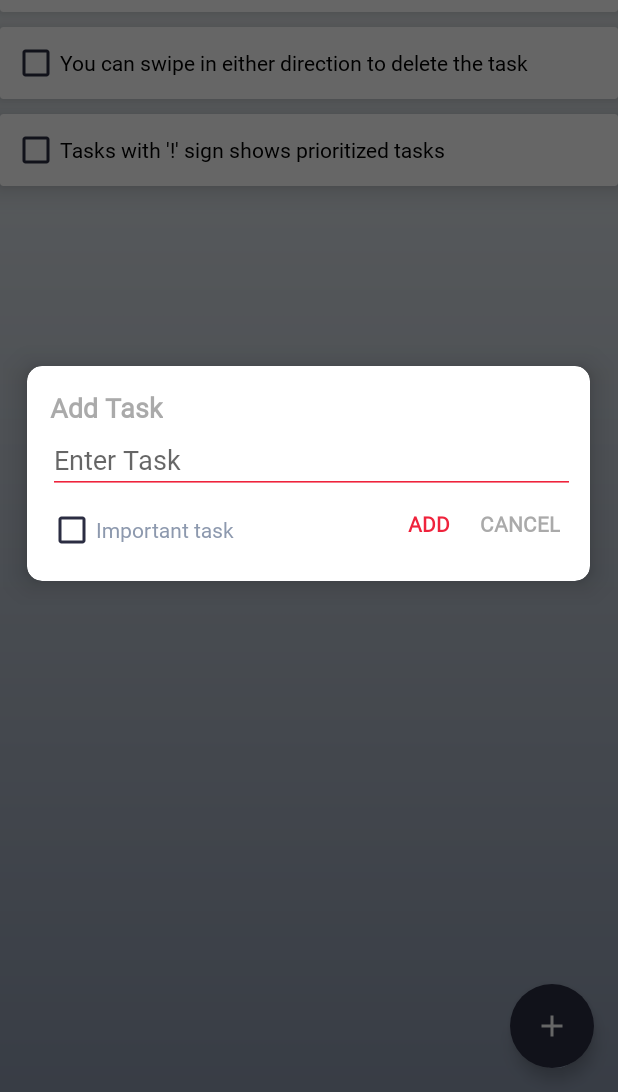
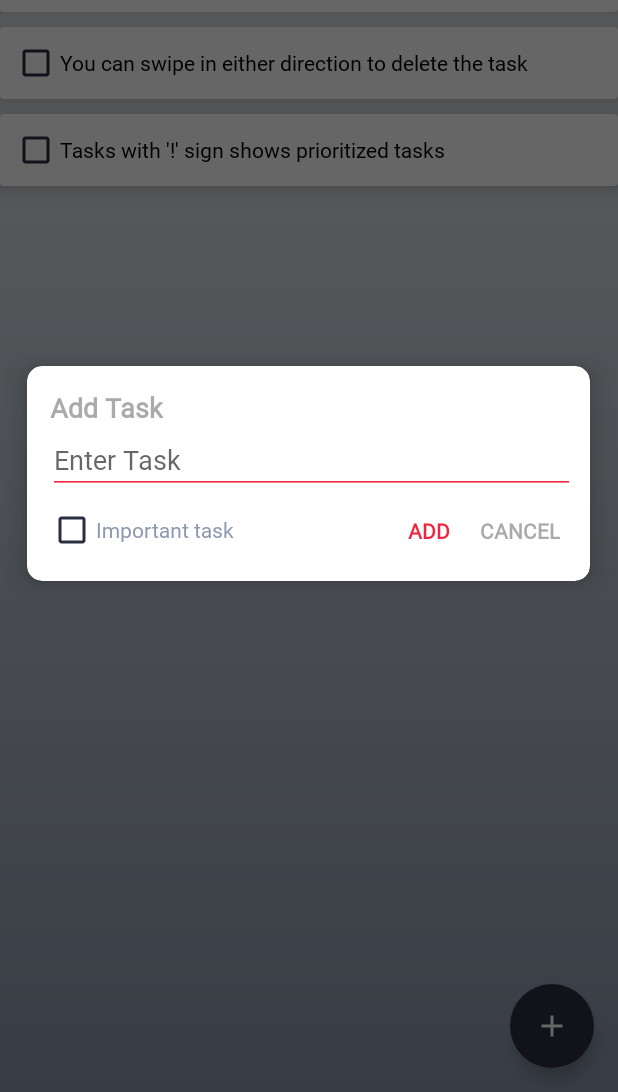
Before and after one commit to gamarmustafa/ToDo, an Android app: the screen it shows after launch (MainActivity), after a tap on an icon or button, on a phone screen of 412 x 824 dp, the part 144-1236 px from its top. Run offline under Robolectric (Android 15) with nearby library versions, the phone set to English and light mode, and no system bars; our stand-ins replace Dagger/Hilt's generated code, Room's generated code.

Commit message:
implement editing functionality

```diff
--- a/app/src/main/java/com/example/todo/data/Task.kt
+++ b/app/src/main/java/com/example/todo/data/Task.kt
@@ -5,6 +5,8 @@
 import androidx.room.PrimaryKey
 import kotlinx.android.parcel.Parcelize
 import java.text.DateFormat
+import java.text.SimpleDateFormat
+import java.util.*
 
 @Entity(tableName = "task_table")
 @Parcelize
@@ -16,5 +18,5 @@
     @PrimaryKey(autoGenerate = true) val id:Int = 0
 ):Parcelable{
     val createdDateFormatted:String
-        get() = DateFormat.getDateTimeInstance().format(created)
+        get() = SimpleDateFormat("yyyy-MM-dd , HH:mm:ss aa",Locale.getDefault()).format(created)
 }
--- a/app/src/main/java/com/example/todo/tasks/TasksAdapter.kt
+++ b/app/src/main/java/com/example/todo/tasks/TasksAdapter.kt
@@ -65,4 +65,5 @@
             return oldItem == newItem
         }
     }
+
 }
--- /dev/null
+++ b/app/src/main/res/layout/dialog_add.xml
@@ -0,0 +1,100 @@
+<?xml version="1.0" encoding="utf-8"?>
+<androidx.constraintlayout.widget.ConstraintLayout xmlns:android="http://schemas.android.com/apk/res/android"
+    xmlns:app="http://schemas.android.com/apk/res-auto"
+    android:layout_width="match_parent"
+    android:layout_height="wrap_content"
+    android:orientation="vertical">
+
+    <androidx.cardview.widget.CardView
+        android:layout_width="match_parent"
+        android:layout_height="match_parent"
+        android:layout_margin="16dp"
+        app:cardCornerRadius="10dp"
+        app:cardElevation="10dp"
+        app:layout_constraintBottom_toBottomOf="parent"
+        app:layout_constraintEnd_toEndOf="parent"
+        app:layout_constraintStart_toStartOf="parent"
+        app:layout_constraintTop_toTopOf="parent">
+
+        <androidx.constraintlayout.widget.ConstraintLayout
+            android:layout_width="match_parent"
+            android:layout_height="match_parent"
+            android:focusable="true"
+            android:focusableInTouchMode="true"
+            android:padding="10dp">
+
+            <TextView
+                android:id="@+id/tvTitle"
+                android:layout_width="wrap_content"
+                android:layout_height="wrap_content"
+                android:layout_margin="5dp"
+                android:fontFamily="@font/saira_condensed_medium"
+                android:text="Add Task"
+                android:textColor="@android:color/darker_gray"
+                android:textSize="18sp"
+                android:textStyle="bold"
+                app:layout_constraintStart_toStartOf="parent"
+                app:layout_constraintTop_toTopOf="parent" />
+
+
+            <EditText
+
+                android:id="@+id/etAddNote"
+                android:layout_width="0dp"
+                android:layout_height="wrap_content"
+                android:layout_marginStart="4dp"
+                android:backgroundTint="@color/red"
+                android:fontFamily="@font/saira_condensed_regular"
+                android:hint="Enter Task"
+                app:layout_constraintEnd_toEndOf="parent"
+                app:layout_constraintStart_toStartOf="parent"
+                app:layout_constraintTop_toBottomOf="@id/tvTitle" />
+
+            <CheckBox
+                android:id="@+id/check_box_important"
+                android:layout_width="match_parent"
+                android:layout_height="wrap_content"
+                android:layout_marginStart="4dp"
+                android:buttonTint="@drawable/check_box_color"
+                android:fontFamily="@font/saira_condensed_medium"
+                android:text="Important task"
+                android:textColor="@color/gray"
+                app:layout_constraintEnd_toEndOf="parent"
+                app:layout_constraintStart_toStartOf="parent"
+                app:layout_constraintTop_toBottomOf="@id/etAddNote" />
+
+
+            <TextView
+                android:id="@+id/tvAdd"
+                android:layout_width="wrap_content"
+                android:layout_height="match_parent"
+                android:fontFamily="@font/saira_condensed_medium"
+                android:foreground="?attr/selectableItemBackground"
+                android:gravity="center"
+                android:padding="10dp"
+                android:text="ADD"
+                android:textColor="@color/red"
+                android:textStyle="bold"
+                app:layout_constraintBottom_toBottomOf="parent"
+                app:layout_constraintEnd_toStartOf="@id/tvCancel"
+                app:layout_constraintTop_toBottomOf="@id/etAddNote" />
+
+            <TextView
+                android:id="@+id/tvCancel"
+                android:layout_width="wrap_content"
+                android:layout_height="match_parent"
+                android:fontFamily="@font/saira_condensed_medium"
+                android:foreground="?attr/selectableItemBackground"
+                android:gravity="center"
+                android:padding="10dp"
+                android:text="CANCEL"
+                android:textColor="@android:color/darker_gray"
+                android:textStyle="bold"
+                app:layout_constraintBottom_toBottomOf="parent"
+                app:layout_constraintEnd_toEndOf="parent"
+                app:layout_constraintTop_toBottomOf="@id/etAddNote" />
+        </androidx.constraintlayout.widget.ConstraintLayout>
+
+    </androidx.cardview.widget.CardView>
+
+</androidx.constraintlayout.widget.ConstraintLayout>
```
Also changed, not shown: app/src/main/java/com/example/todo/tasks/MainActivity.kt (+37 -12 lines), app/src/main/java/com/example/todo/tasks/TasksViewModel.kt (+8 -6 lines), app/src/main/res/layout/dialog_edit.xml (renamed from app/src/main/res/layout/dialog_add_edit.xml, +36 -5 lines).
